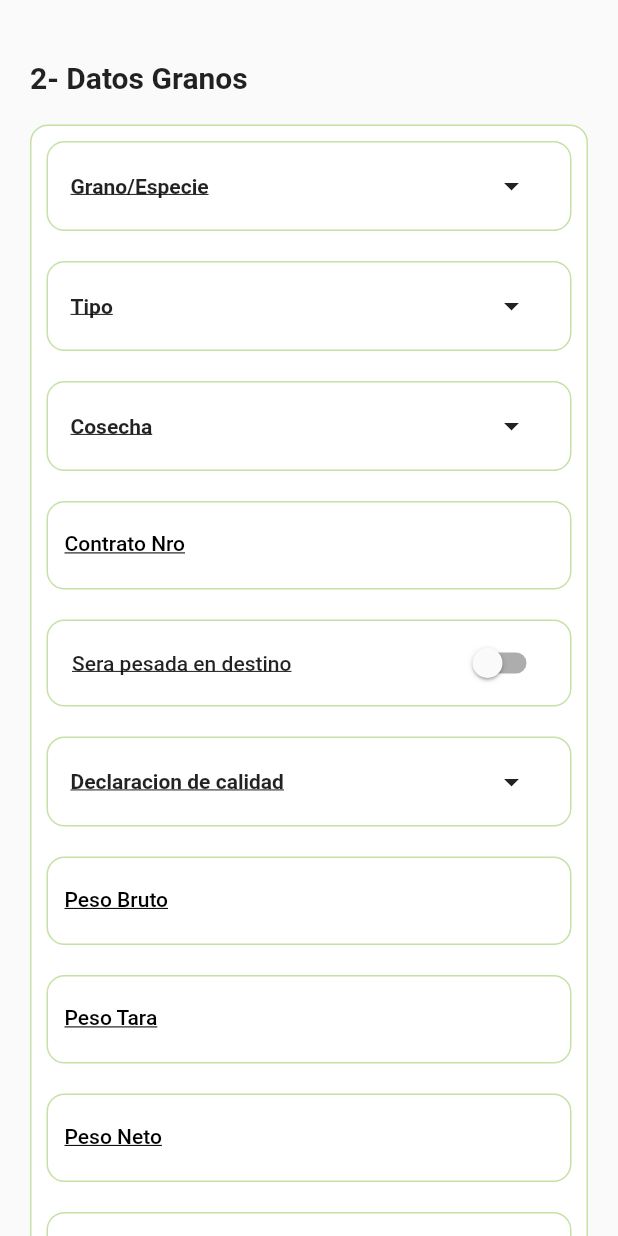
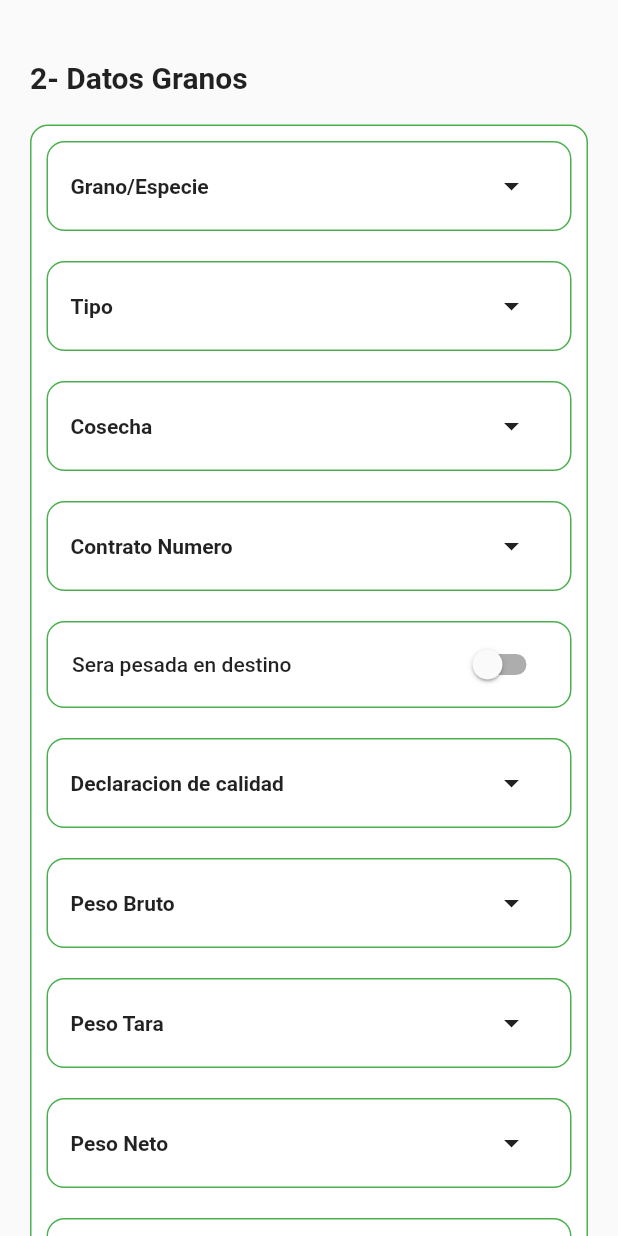
Before and after one commit to HoltzTomas/CDPAPP, a Flutter app: the GrainDataScreen screen opened directly, on a phone screen of 412 x 824 dp. Run offline on Flutter 3.47's test engine with Material 2 defaults, Android fonts, the phone set to English and light mode, and no system bars; our stand-ins replace cloud_firestore, connectivity, file_picker, firebase_auth, firebase_core, firebase_storage and 4 more; missing offline and left inert: syncfusion_flutter_pdf, syncfusion_flutter_signaturepad; accounts and stored records are empty.

Commit message:
Modifing GrainDataDropDownMenu

```diff
--- a/cdp_app/lib/CDP/models/cdp.dart
+++ b/cdp_app/lib/CDP/models/cdp.dart
@@ -79,7 +79,7 @@ class CDP {
   final GrainData cosecha;
   final GrainData contratoNro;
   final bool seraPesada;
-  final String kgsEstimados;
+  final GrainData kgsEstimados;
   final GrainData declaracionDeCalidad;
   final GrainData pesoBruto;
   final GrainData pesoTara;
--- a/cdp_app/lib/Company/ui/screens/HomeScreen/widgets/home_drawer.dart
+++ b/cdp_app/lib/Company/ui/screens/HomeScreen/widgets/home_drawer.dart
@@ -2,13 +2,11 @@ import 'dart:io';
 
 import 'package:cdp_app/Company/repository/auth_repository.dart';
 import 'package:cdp_app/Company/ui/screens/HomeScreen/widgets/upload_pdffile_dialog.dart';
-import 'package:cdp_app/Form/ui/screens/form_screen.dart';
 import 'package:cdp_app/constants.dart';
 import 'package:file_picker/file_picker.dart';
 import 'package:firebase_auth/firebase_auth.dart';
 import 'package:flutter/material.dart';
 import 'package:flutter_svg/flutter_svg.dart';
-import 'package:page_transition/page_transition.dart';
 
 class HomeDrawer extends StatelessWidget {
   const HomeDrawer({Key? key}) : super(key: key);
@@ -24,8 +22,8 @@ class HomeDrawer extends StatelessWidget {
             accountEmail: Text(auth.currentUser!.email!),
             accountName: Text(auth.currentUser!.displayName!),
             currentAccountPicture: SvgPicture.asset(
-              "assets/icons/iconoAgricultor.svg",
-              color: Colors.grey,
+              "assets/icons/iconoTractor.svg",
+              color: Colors.white,
             ),
             decoration: const BoxDecoration(color: primaryColor),
           ),
--- a/cdp_app/lib/Form/providers/grain_data_providers.dart
+++ b/cdp_app/lib/Form/providers/grain_data_providers.dart
@@ -17,17 +17,17 @@ final StateProvider<GrainData> contratoNroProvider =
 final StateProvider<bool> seraPesadaProvider =
     StateProvider<bool>((ref) => false);
 
-final StateProvider<String> kgsEstimadosProvider =
-    StateProvider<String>((ref) => "");
+final StateProvider<GrainData> kgsEstimadosProvider =
+    StateProvider<GrainData>((ref) => GrainData(tipo: "", text: ""));
 
 final StateProvider<GrainData> declaracionDeCalidadProvider =
     StateProvider<GrainData>((ref) => GrainData(tipo: "", text: ""));
 
 final StateProvider<GrainData> pesoBrutoProvider =
-    StateProvider<GrainData>((ref) => GrainData(tipo: "", text: "0"));
+    StateProvider<GrainData>((ref) => GrainData(tipo: "", text: ""));
 
 final StateProvider<GrainData> pesoTaraProvider =
-    StateProvider<GrainData>((ref) => GrainData(tipo: "", text: "0"));
+    StateProvider<GrainData>((ref) => GrainData(tipo: "", text: ""));
 
 final StateProvider<GrainData> pesoNetoProvider =
     StateProvider<GrainData>((ref) => GrainData(tipo: "", text: ""));
--- a/cdp_app/lib/Form/ui/screens/DestinationScreen/widgets/destination_dropdown_menu.dart
+++ b/cdp_app/lib/Form/ui/screens/DestinationScreen/widgets/destination_dropdown_menu.dart
@@ -41,9 +41,7 @@ class DestinationDropdownMenu extends StatelessWidget {
         flex: 2,
         child: Text(
           text!,
-          style: const TextStyle(
-              decoration: TextDecoration.underline,
-              fontWeight: FontWeight.w600),
+          style: const TextStyle(fontWeight: FontWeight.w600),
         ),
       );
 
--- a/cdp_app/lib/Form/ui/screens/GrainDataScreen/widgets/grain_data_dropdown_menu.dart
+++ b/cdp_app/lib/Form/ui/screens/GrainDataScreen/widgets/grain_data_dropdown_menu.dart
@@ -1,6 +1,7 @@
 import 'package:cdp_app/Form/model/grain_data.dart';
 import 'package:cdp_app/Form/model/procedencia_mercaderia.dart';
 import 'package:cdp_app/Form/model/transfer_data.dart';
+import 'package:cdp_app/Form/ui/screens/GrainDataScreen/widgets/grain_bottom_sheet_field.dart';
 import 'package:cdp_app/Form/ui/screens/GrainDataScreen/widgets/grain_data_bottom_sheet.dart';
 import 'package:cdp_app/Form/ui/screens/GrainDataScreen/widgets/procedencia_bottom_sheet.dart';
 import 'package:cdp_app/Form/ui/screens/TransferDataScreen/widgets/transfer_data_bottom_sheet.dart';
@@ -26,9 +27,7 @@ class GrainDataDropdownMenu extends StatelessWidget {
         flex: 2,
         child: Text(
           text!,
-          style: const TextStyle(
-              decoration: TextDecoration.underline,
-              fontWeight: FontWeight.w600),
+          style: const TextStyle(fontWeight: FontWeight.w600),
         ),
       );
 
@@ -46,6 +45,17 @@ class GrainDataDropdownMenu extends StatelessWidget {
                         text: text,
                         tipo: tipo,
                         providerToChange: procedenciaProviderToChange,
+                      );
+                    } else if (tipo == "contratoNro" ||
+                        tipo == "kgsEstimados" ||
+                        tipo == "pesoBruto" ||
+                        tipo == "pesoTara" ||
+                        tipo == "pesoNeto"||
+                        tipo == "observaciones") {
+                      return GrainBottomSheetField(
+                        text: text,
+                        tipo: tipo,
+                        providerToChange: providerToChange,
                       );
                     }
                     return GrainDataBottomSheet(
--- a/cdp_app/lib/Form/ui/screens/GrainDataScreen/widgets/grain_data_form.dart
+++ b/cdp_app/lib/Form/ui/screens/GrainDataScreen/widgets/grain_data_form.dart
@@ -1,4 +1,5 @@
 import 'package:cdp_app/Form/providers/grain_data_providers.dart';
+import 'package:cdp_app/Form/ui/screens/GrainDataScreen/widgets/grain_bottom_sheet_field.dart';
 import 'package:cdp_app/Form/ui/screens/GrainDataScreen/widgets/grain_data_dropdown_menu.dart';
 import 'package:cdp_app/Form/ui/screens/GrainDataScreen/widgets/grain_data_switch_button.dart';
 import 'package:cdp_app/Form/ui/widgets/form_text_field.dart';
@@ -45,12 +46,10 @@ class GrainDataForm extends ConsumerWidget {
             ),
 
             ///Contrato Nro (Fourth fact of [GrainDataForm])
-            FormTextField(
-              dataWeWantReceive: "Contrato Nro",
-              keyboardType: TextInputType.text,
-               onChanged: (value) {
-                watch(contratoNroProvider).state.text = value;
-              },
+            GrainDataDropdownMenu(
+              text: "Contrato Numero",
+              tipo: "contratoNro",
+              providerToChange: contratoNroProvider,
             ),
 
             ///Sera Pesada en destino (Fifth fact of [GrainDataForm])
@@ -64,12 +63,10 @@ class GrainDataForm extends ConsumerWidget {
 
             ///Kgs Estimados (Sixth fact of [GrainDataForm])
             if (watch(seraPesadaProvider).state == true)
-              FormTextField(
-                dataWeWantReceive: "Kgs Estimados",
-                keyboardType: TextInputType.number,
-                onChanged: (value) {
-                  watch(kgsEstimadosProvider).state = value;
-                },
+              GrainDataDropdownMenu(
+                text: "Kgs Estimados",
+                tipo: "kgsEstimados",
+                providerToChange: kgsEstimadosProvider,
               ),
 
             ///Declaracion de Calidad (Sixth fact of [GrainDataForm])
@@ -81,45 +78,36 @@ class GrainDataForm extends ConsumerWidget {
 
             ///Peso Bruto (Seventh fact of [GrainDataForm])
             if (watch(seraPesadaProvider).state == false)
-              FormTextField(
-                dataWeWantReceive: "Peso Bruto",
-                keyboardType: TextInputType.number,
-                onChanged: (value) {
-                  watch(pesoBrutoProvider).state.text = value;
-                },
+              GrainDataDropdownMenu(
+                text: "Peso Bruto",
+                tipo: "pesoBruto",
+                providerToChange: pesoBrutoProvider,
               ),
 
             ///Peso Tara (Eight fact of [GrainDataForm])
             if (watch(seraPesadaProvider).state == false)
-              FormTextField(
-                dataWeWantReceive: "Peso Tara",
-                keyboardType: TextInputType.number,
-                onChanged: (value) {
-                  watch(pesoTaraProvider).state.text = value;
-                },
+              GrainDataDropdownMenu(
+                text: "Peso Tara",
+                tipo: "pesoTara",
+                providerToChange: pesoTaraProvider,
               ),
 
             ///Peso Neto (Nineth fact of [GrainDataForm])
             if (watch(seraPesadaProvider).state == false)
-              FormTextField(
-                dataWeWantReceive: "Peso Neto",
-                keyboardType: TextInputType.number,
-                onChanged: (value) {
-                  watch(pesoNetoProvider).state.text = value;
-                },
+              GrainDataDropdownMenu(
+                text: "Peso Neto",
+                tipo: "pesoNeto",
+                providerToChange: pesoNetoProvider,
               ),
 
             ///Observaciones (Tenth fact of [GrainDataForm])
-            FormTextField(
-              dataWeWantReceive: "Observaciones",
-              keyboardType: TextInputType.multiline,
-              onChanged: (value) {
-                watch(observacionesProvider).state.text = value;
-              },
-            ),
+            GrainDataDropdownMenu(
+                text: "Observaciones",
+                tipo: "observaciones",
+                providerToChange: observacionesProvider,
+              ),
 
             ///Procedencia de la Mercaderia (Eleventh fact of [GrainDataForm])
-            // TODO
             GrainDataDropdownMenu(
               tipo: 'procedenciaMercaderia',
               text: "Procedencia de la Mercaderia",
--- a/cdp_app/lib/Form/ui/screens/GrainDataScreen/widgets/grain_data_switch_button.dart
+++ b/cdp_app/lib/Form/ui/screens/GrainDataScreen/widgets/grain_data_switch_button.dart
@@ -30,7 +30,6 @@ class GrainDataSwitchButton extends ConsumerWidget {
           style: const TextStyle(
             fontWeight: FontWeight.w500,
             fontSize: 14,
-            decoration: TextDecoration.underline
           ),
         ),
         value: watch(providerToChange).state,
--- a/cdp_app/lib/Form/ui/screens/TransferDataScreen/widgets/transfer_data_dropdown_menu.dart
+++ b/cdp_app/lib/Form/ui/screens/TransferDataScreen/widgets/transfer_data_dropdown_menu.dart
@@ -15,8 +15,7 @@ class TransferDataDropdownMenu extends ConsumerWidget {
 
   Widget dataNameText() => Text(
         text!,
-        style: const TextStyle(
-            decoration: TextDecoration.underline, fontWeight: FontWeight.w600),
+        style: const TextStyle( fontWeight: FontWeight.w600),
       );
 
   Widget arrowButton(BuildContext context) => Container(
@@ -102,6 +101,8 @@ class TransferDataDropdownMenu extends ConsumerWidget {
           border: Border.all(color: primaryColor),
           borderRadius: BorderRadius.circular(12),
         ),
+        child: Container(
+          padding: const EdgeInsets.all(5),
           child: Column(
             children: [
               Row(
@@ -133,6 +134,7 @@ class TransferDataDropdownMenu extends ConsumerWidget {
             ],
           ),
         ),
+      ),
     );
   }
 }
--- a/cdp_app/lib/Form/ui/screens/TransportDataScreen/widgets/transport_data_dropdown_menu.dart
+++ b/cdp_app/lib/Form/ui/screens/TransportDataScreen/widgets/transport_data_dropdown_menu.dart
@@ -41,9 +41,7 @@ class TransportDataDropdownMenu extends ConsumerWidget {
         flex: 2,
         child: Text(
           text!,
-          style: const TextStyle(
-              decoration: TextDecoration.underline,
-              fontWeight: FontWeight.w600),
+          style: const TextStyle(fontWeight: FontWeight.w600),
         ),
       );
 
--- a/cdp_app/lib/PDF/ui/screens/PdfScreen/widgets/emitir_cdp_fab.dart
+++ b/cdp_app/lib/PDF/ui/screens/PdfScreen/widgets/emitir_cdp_fab.dart
@@ -1,9 +1,10 @@
+import 'package:cdp_app/CDP/providers/cdp_providers.dart';
 import 'package:cdp_app/Form/ui/screens/form_screen.dart';
 import 'package:cdp_app/PDF/models/pdf_file.dart';
-import 'package:cdp_app/PDF/ui/screens/PdfScreen/pdf_screen.dart';
 import 'package:cdp_app/constants.dart';
 import 'package:flutter/material.dart';
 import 'package:page_transition/page_transition.dart';
+import 'package:flutter_riverpod/flutter_riverpod.dart';
 
 class EmitirCdpFAB extends StatelessWidget {
   const EmitirCdpFAB({Key? key, required this.selectedFile}) : super(key: key);
@@ -25,6 +26,7 @@ class EmitirCdpFAB extends StatelessWidget {
                 child: FormScreen(pdfFile: selectedFile),
                 type: PageTransitionType.rightToLeft),
           );
+          context.read(isCdpBeingEdited).state = false;
         },
         child: const Text(
           "Emitir carta de porte",
--- a/cdp_app/lib/constants.dart
+++ b/cdp_app/lib/constants.dart
@@ -2,7 +2,13 @@ import 'package:flutter/material.dart';
 
 const defaultPadding = 20.0;
 
-const primaryColor = Color(0xFFC5E1A5);
+const primaryColor = Colors.green;
 const primaryLightColor = Color(0xFFDCEDC8);
 const whiteColor = Colors.white;
 const darkColor = Colors.black;
+
+const granoEspecieList = <String>[
+  'Algodon',
+  'Alpiste',
+  'Arroz'
+];
```
Also changed, not shown: cdp_app/lib/CDP/repository/cdp_api.dart (+23 -36 lines), cdp_app/lib/CDP/repository/cdp_firebase_api.dart (+5 -10 lines), cdp_app/lib/Form/ui/screens/GrainDataScreen/widgets/grain_bottom_sheet_field.dart (added, +113 -0 lines), cdp_app/lib/Form/ui/screens/GrainDataScreen/widgets/grain_data_bottom_sheet.dart (+46 -2 lines), cdp_app/lib/Form/ui/widgets/form_text_field.dart (+20 -9 lines). Lines whose indentation alone changed are shown as unchanged.
